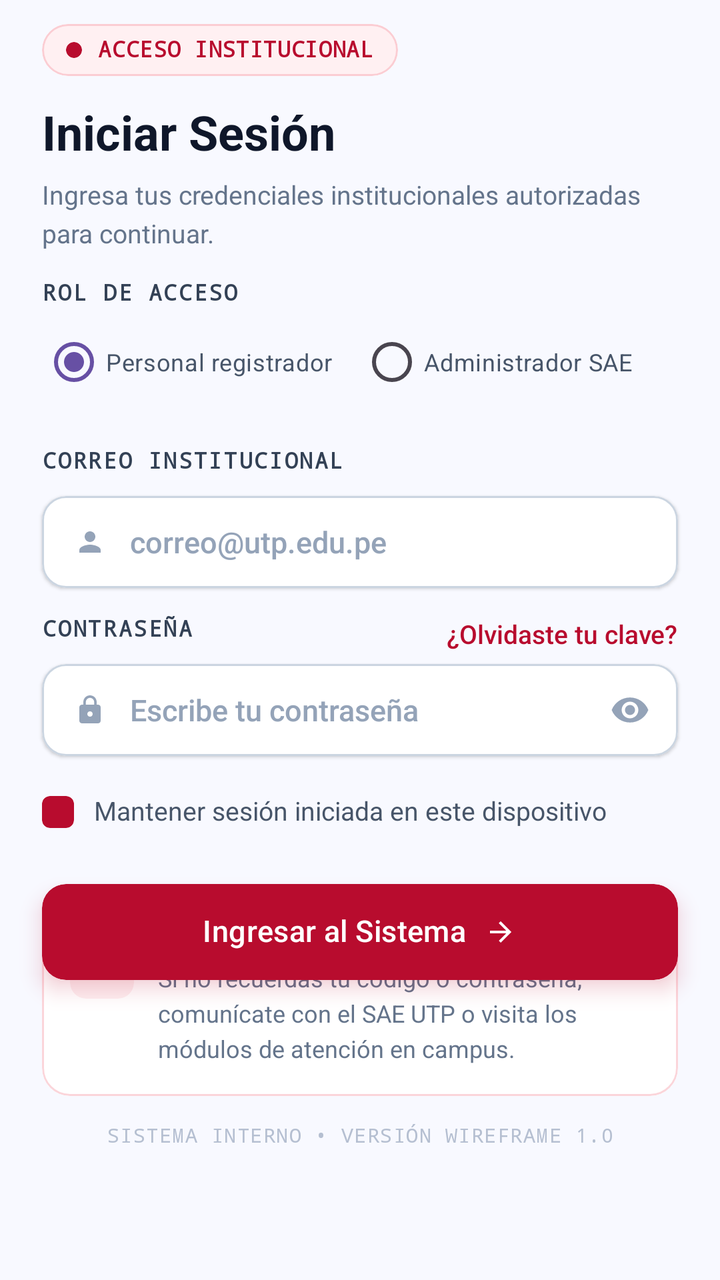
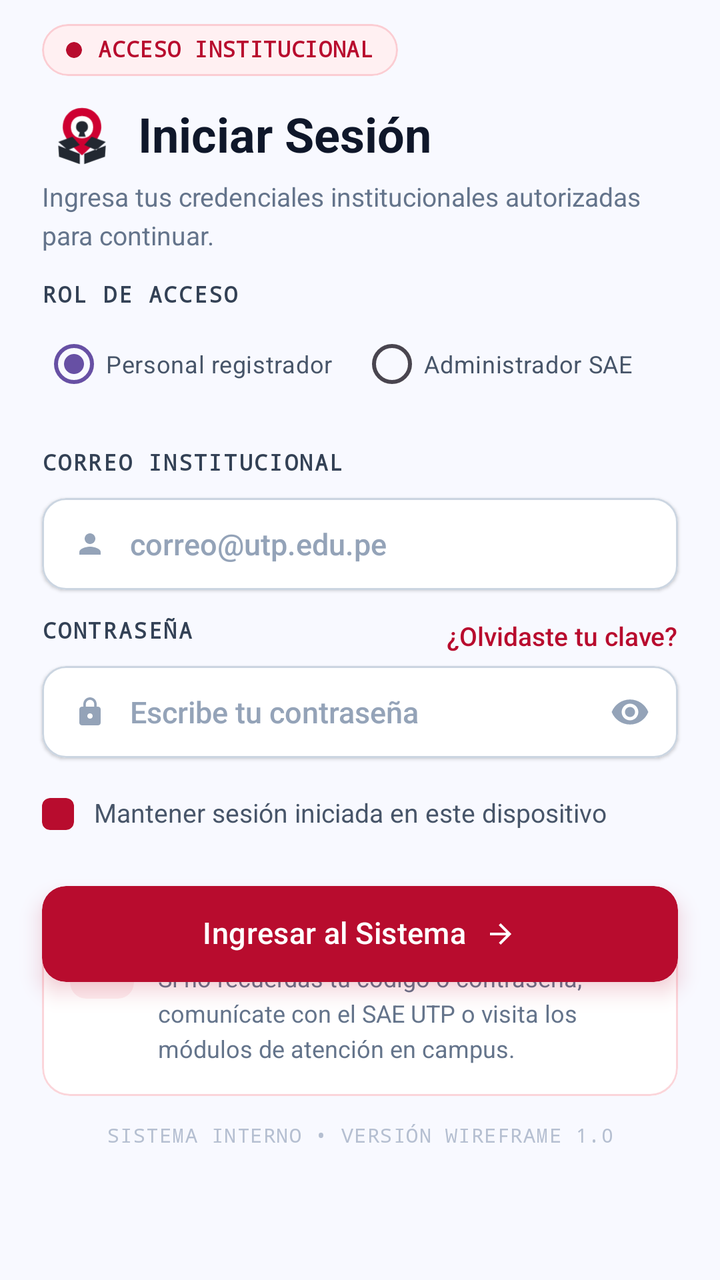

An Android layout rendered at two revisions. The XML below is the earlier revision; the diff shows what the commit changed to produce the second picture.
<!-- AndroidManifest.xml: application theme Theme.Practica -->
<!-- res/layout/activity_login.xml -->
<?xml version="1.0" encoding="utf-8"?>
<androidx.constraintlayout.widget.ConstraintLayout xmlns:android="http://schemas.android.com/apk/res/android"
    xmlns:app="http://schemas.android.com/apk/res-auto"
    xmlns:tools="http://schemas.android.com/tools"
    android:id="@+id/rootLogin"
    android:layout_width="match_parent"
    android:layout_height="match_parent"
    android:background="#F8F9FF">

    
    <androidx.constraintlayout.widget.Guideline
        android:id="@+id/guideStart"
        android:layout_width="wrap_content"
        android:layout_height="wrap_content"
        android:orientation="vertical"
        app:layout_constraintGuide_begin="21dp" />

    <androidx.constraintlayout.widget.Guideline
        android:id="@+id/guideEnd"
        android:layout_width="wrap_content"
        android:layout_height="wrap_content"
        android:orientation="vertical"
        app:layout_constraintGuide_end="21dp" />

    <androidx.constraintlayout.widget.Guideline
        android:id="@+id/guideInfoTop"
        android:layout_width="wrap_content"
        android:layout_height="wrap_content"
        android:orientation="horizontal"
        app:layout_constraintGuide_percent="0.705" />

    
    <com.google.android.material.card.MaterialCardView
        android:id="@+id/cardBadgeAcceso"
        android:layout_width="wrap_content"
        android:layout_height="26dp"
        android:layout_marginTop="12dp"
        app:cardBackgroundColor="#FFF0F2"
        app:cardCornerRadius="13dp"
        app:cardElevation="0dp"
        app:layout_constraintStart_toStartOf="@id/guideStart"
        app:layout_constraintTop_toTopOf="parent"
        app:strokeColor="#FBCDD3"
        app:strokeWidth="1dp">

        <LinearLayout
            android:layout_width="wrap_content"
            android:layout_height="match_parent"
            android:gravity="center_vertical"
            android:orientation="horizontal"
            android:paddingStart="12dp"
            android:paddingEnd="12dp">

            <com.google.android.material.card.MaterialCardView
                android:id="@+id/cardPuntoBadge"
                android:layout_width="8dp"
                android:layout_height="8dp"
                app:cardBackgroundColor="#B80C2E"
                app:cardCornerRadius="4dp"
                app:cardElevation="0dp"
                app:strokeWidth="0dp" />

            <TextView
                android:id="@+id/tvBadgeAcceso"
                android:layout_width="wrap_content"
                android:layout_height="wrap_content"
                android:layout_marginStart="8dp"
                android:fontFamily="monospace"
                android:includeFontPadding="false"
                android:letterSpacing="0.02"
                android:text="ACCESO INSTITUCIONAL"
                android:textColor="#B80C2E"
                android:textSize="11sp"
                android:textStyle="bold" />
        </LinearLayout>
    </com.google.android.material.card.MaterialCardView>

    
    <TextView
        android:id="@+id/tvTitulo"
        android:layout_width="wrap_content"
        android:layout_height="wrap_content"
        android:layout_marginTop="15dp"
        android:includeFontPadding="false"
        android:text="Iniciar Sesión"
        android:textColor="#0F172A"
        android:textSize="24sp"
        android:textStyle="bold"
        app:layout_constraintStart_toStartOf="@id/guideStart"
        app:layout_constraintTop_toBottomOf="@id/cardBadgeAcceso" />

    
    <TextView
        android:id="@+id/tvSubtitulo"
        android:layout_width="0dp"
        android:layout_height="wrap_content"
        android:layout_marginTop="9dp"
        android:includeFontPadding="false"
        android:lineSpacingExtra="4dp"
        android:text="Ingresa tus credenciales institucionales autorizadas para continuar."
        android:textColor="#64748B"
        android:textSize="13sp"
        app:layout_constraintEnd_toEndOf="@id/guideEnd"
        app:layout_constraintStart_toStartOf="@id/guideStart"
        app:layout_constraintTop_toBottomOf="@id/tvTitulo" />

    <TextView
        android:id="@+id/tvLabelRolLogin"
        android:layout_width="wrap_content"
        android:layout_height="wrap_content"
        android:layout_marginTop="15dp"
        android:fontFamily="monospace"
        android:includeFontPadding="false"
        android:letterSpacing="0.08"
        android:text="ROL DE ACCESO"
        android:textColor="#334155"
        android:textSize="11sp"
        android:textStyle="bold"
        app:layout_constraintStart_toStartOf="@id/guideStart"
        app:layout_constraintTop_toBottomOf="@id/tvSubtitulo" />

    <RadioGroup
        android:id="@+id/rgRolLogin"
        android:layout_width="0dp"
        android:layout_height="wrap_content"
        android:layout_marginTop="4dp"
        android:orientation="horizontal"
        app:layout_constraintEnd_toEndOf="@id/guideEnd"
        app:layout_constraintStart_toStartOf="@id/guideStart"
        app:layout_constraintTop_toBottomOf="@id/tvLabelRolLogin">

        <RadioButton
            android:id="@+id/rbPersonalRegistrador"
            android:layout_width="0dp"
            android:layout_height="wrap_content"
            android:layout_weight="1"
            android:checked="true"
            android:text="Personal registrador"
            android:textColor="#475569"
            android:textSize="12sp" />

        <RadioButton
            android:id="@+id/rbAdministradorSae"
            android:layout_width="0dp"
            android:layout_height="wrap_content"
            android:layout_weight="1"
            android:text="Administrador SAE"
            android:textColor="#475569"
            android:textSize="12sp" />
    </RadioGroup>

    
    <TextView
        android:id="@+id/tvLabelUsuario"
        android:layout_width="wrap_content"
        android:layout_height="wrap_content"
        android:layout_marginTop="19dp"
        android:fontFamily="monospace"
        android:includeFontPadding="false"
        android:letterSpacing="0.08"
        android:text="CORREO INSTITUCIONAL"
        android:textColor="#334155"
        android:textSize="11sp"
        android:textStyle="bold"
        app:layout_constraintStart_toStartOf="@id/guideStart"
        app:layout_constraintTop_toBottomOf="@id/rgRolLogin" />

    
    <com.google.android.material.card.MaterialCardView
        android:id="@+id/cardUsuario"
        android:layout_width="0dp"
        android:layout_height="46dp"
        android:layout_marginTop="11dp"
        app:cardBackgroundColor="#FFFFFF"
        app:cardCornerRadius="12dp"
        app:cardElevation="1dp"
        app:layout_constraintEnd_toEndOf="@id/guideEnd"
        app:layout_constraintStart_toStartOf="@id/guideStart"
        app:layout_constraintTop_toBottomOf="@id/tvLabelUsuario"
        app:strokeColor="#CBD5E1"
        app:strokeWidth="1dp">

        <LinearLayout
            android:layout_width="match_parent"
            android:layout_height="match_parent"
            android:gravity="center_vertical"
            android:orientation="horizontal"
            android:paddingStart="16dp"
            android:paddingEnd="16dp">

            <ImageView
                android:id="@+id/imgIconoUsuario"
                android:layout_width="16dp"
                android:layout_height="16dp"
                android:importantForAccessibility="no"
                android:src="@drawable/ic_usuario"
                app:tint="#94A3B8" />

            <EditText
                android:id="@+id/etUsuario"
                android:layout_width="0dp"
                android:layout_height="match_parent"
                android:layout_marginStart="12dp"
                android:layout_weight="1"
                android:autofillHints="emailAddress"
                android:background="@null"
                android:fontFamily="sans-serif-medium"
                android:gravity="center_vertical"
                android:inputType="textEmailAddress"
                android:hint="correo@utp.edu.pe"
                android:minHeight="0dp"
                android:padding="0dp"
                android:textColor="#0F172A"
                android:textColorHint="#94A3B8"
                android:textSize="15sp" />
        </LinearLayout>
    </com.google.android.material.card.MaterialCardView>

    
    <TextView
        android:id="@+id/tvLabelContrasena"
        android:layout_width="wrap_content"
        android:layout_height="wrap_content"
        android:layout_marginTop="14dp"
        android:fontFamily="monospace"
        android:includeFontPadding="false"
        android:letterSpacing="0.08"
        android:text="CONTRASEÑA"
        android:textColor="#334155"
        android:textSize="11sp"
        android:textStyle="bold"
        app:layout_constraintStart_toStartOf="@id/guideStart"
        app:layout_constraintTop_toBottomOf="@id/cardUsuario" />

    
    <TextView
        android:id="@+id/tvOlvidasteClave"
        android:layout_width="wrap_content"
        android:layout_height="wrap_content"
        android:layout_marginTop="2dp"
        android:clickable="true"
        android:focusable="true"
        android:fontFamily="sans-serif-medium"
        android:includeFontPadding="false"
        android:text="¿Olvidaste tu clave?"
        android:textColor="#B80C2E"
        android:textSize="13sp"
        app:layout_constraintEnd_toEndOf="@id/guideEnd"
        app:layout_constraintTop_toTopOf="@id/tvLabelContrasena" />

    
    <com.google.android.material.card.MaterialCardView
        android:id="@+id/cardContrasena"
        android:layout_width="0dp"
        android:layout_height="46dp"
        android:layout_marginTop="11dp"
        app:cardBackgroundColor="#FFFFFF"
        app:cardCornerRadius="12dp"
        app:cardElevation="1dp"
        app:layout_constraintEnd_toEndOf="@id/guideEnd"
        app:layout_constraintStart_toStartOf="@id/guideStart"
        app:layout_constraintTop_toBottomOf="@id/tvLabelContrasena"
        app:strokeColor="#CBD5E1"
        app:strokeWidth="1dp">

        <LinearLayout
            android:layout_width="match_parent"
            android:layout_height="match_parent"
            android:gravity="center_vertical"
            android:orientation="horizontal"
            android:paddingStart="16dp"
            android:paddingEnd="14dp">

            <ImageView
                android:id="@+id/imgIconoCandado"
                android:layout_width="16dp"
                android:layout_height="16dp"
                android:importantForAccessibility="no"
                android:src="@drawable/ic_candado"
                app:tint="#94A3B8" />

            <EditText
                android:id="@+id/etContrasena"
                android:layout_width="0dp"
                android:layout_height="match_parent"
                android:layout_marginStart="12dp"
                android:layout_weight="1"
                android:autofillHints="password"
                android:background="@null"
                android:fontFamily="sans-serif-medium"
                android:gravity="center_vertical"
                android:hint="Escribe tu contraseña"
                android:inputType="textPassword"
                android:minHeight="0dp"
                android:padding="0dp"
                android:textColor="#0F172A"
                android:textColorHint="#94A3B8"
                android:textSize="15sp" />

            <ImageView
                android:id="@+id/imgMostrarClave"
                android:layout_width="20dp"
                android:layout_height="20dp"
                android:layout_marginStart="8dp"
                android:clickable="true"
                android:contentDescription="Mostrar u ocultar contraseña"
                android:focusable="true"
                android:src="@drawable/ic_ojo"
                app:tint="#94A3B8" />
        </LinearLayout>
    </com.google.android.material.card.MaterialCardView>

    
    <com.google.android.material.card.MaterialCardView
        android:id="@+id/cardCheckMantener"
        android:layout_width="16dp"
        android:layout_height="16dp"
        android:layout_marginTop="20dp"
        android:clickable="true"
        android:focusable="true"
        app:cardBackgroundColor="#B80C2E"
        app:cardCornerRadius="4dp"
        app:cardElevation="0dp"
        app:layout_constraintStart_toStartOf="@id/guideStart"
        app:layout_constraintTop_toBottomOf="@id/cardContrasena"
        app:strokeWidth="0dp" />

    <TextView
        android:id="@+id/tvMantenerSesion"
        android:layout_width="0dp"
        android:layout_height="wrap_content"
        android:layout_marginStart="10dp"
        android:includeFontPadding="false"
        android:text="Mantener sesión iniciada en este dispositivo"
        android:textColor="#475569"
        android:textSize="13sp"
        app:layout_constraintBottom_toBottomOf="@id/cardCheckMantener"
        app:layout_constraintEnd_toEndOf="@id/guideEnd"
        app:layout_constraintStart_toEndOf="@id/cardCheckMantener"
        app:layout_constraintTop_toTopOf="@id/cardCheckMantener" />

    
    <com.google.android.material.card.MaterialCardView
        android:id="@+id/btnLogin"
        android:layout_width="0dp"
        android:layout_height="48dp"
        android:layout_marginTop="28dp"
        android:clickable="true"
        android:focusable="true"
        android:outlineAmbientShadowColor="#66B80C2E"
        android:outlineSpotShadowColor="#B80C2E"
        app:cardBackgroundColor="#B80C2E"
        app:cardCornerRadius="12dp"
        app:cardElevation="6dp"
        app:layout_constraintEnd_toEndOf="@id/guideEnd"
        app:layout_constraintStart_toStartOf="@id/guideStart"
        app:layout_constraintTop_toBottomOf="@id/cardCheckMantener"
        app:strokeWidth="0dp"
        tools:targetApi="p">

        <LinearLayout
            android:layout_width="wrap_content"
            android:layout_height="match_parent"
            android:layout_gravity="center"
            android:gravity="center_vertical"
            android:orientation="horizontal">

            <TextView
                android:id="@+id/tvBtnLogin"
                android:layout_width="wrap_content"
                android:layout_height="wrap_content"
                android:fontFamily="sans-serif-medium"
                android:includeFontPadding="false"
                android:letterSpacing="0.01"
                android:text="Ingresar al Sistema"
                android:textColor="#FFFFFF"
                android:textSize="15sp" />

            <ImageView
                android:id="@+id/imgFlechaLogin"
                android:layout_width="16dp"
                android:layout_height="16dp"
                android:layout_marginStart="9dp"
                android:importantForAccessibility="no"
                android:src="@drawable/ic_flecha_derecha"
                app:tint="#FFFFFF" />
        </LinearLayout>
    </com.google.android.material.card.MaterialCardView>

    
    <com.google.android.material.card.MaterialCardView
        android:id="@+id/cardInfoCredenciales"
        android:layout_width="0dp"
        android:layout_height="wrap_content"
        app:cardBackgroundColor="#FFFFFF"
        app:cardCornerRadius="14dp"
        app:cardElevation="0dp"
        app:layout_constraintEnd_toEndOf="@id/guideEnd"
        app:layout_constraintStart_toStartOf="@id/guideStart"
        app:layout_constraintTop_toTopOf="@id/guideInfoTop"
        app:strokeColor="#FBD5DA"
        app:strokeWidth="1dp">

        <LinearLayout
            android:layout_width="match_parent"
            android:layout_height="wrap_content"
            android:orientation="horizontal"
            android:paddingStart="14dp"
            android:paddingTop="14dp"
            android:paddingEnd="16dp"
            android:paddingBottom="16dp">

            <com.google.android.material.card.MaterialCardView
                android:id="@+id/cardIconoInfo"
                android:layout_width="32dp"
                android:layout_height="32dp"
                android:layout_marginTop="2dp"
                app:cardBackgroundColor="#FDEEF0"
                app:cardCornerRadius="8dp"
                app:cardElevation="0dp"
                app:strokeWidth="0dp">

                <ImageView
                    android:id="@+id/imgIconoInfo"
                    android:layout_width="16dp"
                    android:layout_height="16dp"
                    android:layout_gravity="center"
                    android:importantForAccessibility="no"
                    android:src="@drawable/ic_reloj"
                    app:tint="#B80C2E" />
            </com.google.android.material.card.MaterialCardView>

            <LinearLayout
                android:layout_width="0dp"
                android:layout_height="wrap_content"
                android:layout_marginStart="12dp"
                android:layout_weight="1"
                android:orientation="vertical">

                <TextView
                    android:id="@+id/tvInfoTitulo"
                    android:layout_width="wrap_content"
                    android:layout_height="wrap_content"
                    android:includeFontPadding="false"
                    android:text="¿No recuerdas tus credenciales UTP?"
                    android:textColor="#0F172A"
                    android:textSize="13sp"
                    android:textStyle="bold" />

                <TextView
                    android:id="@+id/tvInfoDescripcion"
                    android:layout_width="match_parent"
                    android:layout_height="wrap_content"
                    android:layout_marginTop="2dp"
                    android:includeFontPadding="false"
                    android:lineSpacingExtra="3.5dp"
                    android:text="Si no recuerdas tu código o contraseña, comunícate con el SAE UTP o visita los módulos de atención en campus."
                    android:textColor="#64748B"
                    android:textSize="12sp" />
            </LinearLayout>
        </LinearLayout>
    </com.google.android.material.card.MaterialCardView>

    
    <TextView
        android:id="@+id/tvFooter"
        android:layout_width="0dp"
        android:layout_height="wrap_content"
        android:layout_marginTop="14dp"
        android:fontFamily="monospace"
        android:gravity="center"
        android:includeFontPadding="false"
        android:letterSpacing="0.05"
        android:text="SISTEMA INTERNO • VERSIÓN WIREFRAME 1.0"
        android:textColor="#B5BFD1"
        android:textSize="10sp"
        app:layout_constraintEnd_toEndOf="@id/guideEnd"
        app:layout_constraintStart_toStartOf="@id/guideStart"
        app:layout_constraintTop_toBottomOf="@id/cardInfoCredenciales" />

</androidx.constraintlayout.widget.ConstraintLayout>
<!-- resources referenced by this layout -->
<resources>
  <!-- drawable ic_candado (drawable) -->
  <vector xmlns:android="http://schemas.android.com/apk/res/android"
      android:width="24dp"
      android:height="24dp"
      android:viewportWidth="24"
      android:viewportHeight="24">
      <path
          android:fillColor="#FF44474F"
          android:pathData="M18,8h-1L17,6c0,-2.76 -2.24,-5 -5,-5S7,3.24 7,6v2L6,8c-1.1,0 -2,0.9 -2,2v10c0,1.1 0.9,2 2,2h12c1.1,0 2,-0.9 2,-2L20,10c0,-1.1 -0.9,-2 -2,-2zM12,17c-1.1,0 -2,-0.9 -2,-2s0.9,-2 2,-2 2,0.9 2,2 -0.9,2 -2,2zM15.1,8L8.9,8L8.9,6c0,-1.71 1.39,-3.1 3.1,-3.1 1.71,0 3.1,1.39 3.1,3.1v2z" />
  </vector>
  <!-- drawable ic_flecha_derecha (drawable) -->
  <vector xmlns:android="http://schemas.android.com/apk/res/android"
      android:width="24dp"
      android:height="24dp"
      android:viewportWidth="24"
      android:viewportHeight="24">
      <path
          android:fillColor="#FF44474F"
          android:pathData="M12,4l-1.41,1.41L16.17,11H4v2h12.17l-5.58,5.59L12,20l8,-8z" />
  </vector>
  <!-- drawable ic_ojo (drawable) -->
  <vector xmlns:android="http://schemas.android.com/apk/res/android"
      android:width="24dp"
      android:height="24dp"
      android:viewportWidth="24"
      android:viewportHeight="24">
      <path
          android:fillColor="#FF44474F"
          android:pathData="M12,4.5C7,4.5 2.73,7.61 1,12c1.73,4.39 6,7.5 11,7.5s9.27,-3.11 11,-7.5c-1.73,-4.39 -6,-7.5 -11,-7.5zM12,17c-2.76,0 -5,-2.24 -5,-5s2.24,-5 5,-5 5,2.24 5,5 -2.24,5 -5,5zM12,9c-1.66,0 -3,1.34 -3,3s1.34,3 3,3 3,-1.34 3,-3 -1.34,-3 -3,-3z" />
  </vector>
  <!-- drawable ic_reloj (drawable) -->
  <vector xmlns:android="http://schemas.android.com/apk/res/android"
      android:width="24dp"
      android:height="24dp"
      android:viewportWidth="24"
      android:viewportHeight="24">
      <path
          android:fillColor="#FF44474F"
          android:pathData="M11.99,2C6.47,2 2,6.48 2,12s4.47,10 9.99,10C17.52,22 22,17.52 22,12S17.52,2 11.99,2zM12,20c-4.42,0 -8,-3.58 -8,-8s3.58,-8 8,-8 8,3.58 8,8 -3.58,8 -8,8zM12.5,7L11,7v6l5.25,3.15 0.75,-1.23 -4.5,-2.67z" />
  </vector>
  <!-- drawable ic_usuario (drawable) -->
  <vector xmlns:android="http://schemas.android.com/apk/res/android"
      android:width="24dp"
      android:height="24dp"
      android:viewportWidth="24"
      android:viewportHeight="24">
      <path
          android:fillColor="#FF44474F"
          android:pathData="M12,12c2.21,0 4,-1.79 4,-4s-1.79,-4 -4,-4 -4,1.79 -4,4 1.79,4 4,4zM12,14c-2.67,0 -8,1.34 -8,4v2h16v-2c0,-2.66 -5.33,-4 -8,-4z" />
  </vector>
  <style name="Theme.Practica" parent="Base.Theme.Practica" />
  <style name="Base.Theme.Practica" parent="Theme.Material3.DayNight.NoActionBar">
          
          
      </style>
</resources>

<!-- the commit's change to res/layout/activity_login.xml (unified diff, before → after) -->
@@ -76,18 +76,30 @@
     </com.google.android.material.card.MaterialCardView>
 
     
+    <ImageView
+        android:id="@+id/imgMarcaApp"
+        android:layout_width="40dp"
+        android:layout_height="40dp"
+        android:layout_marginTop="10dp"
+        android:contentDescription="Logo UTP+objects"
+        android:src="@drawable/utp_objects_mark"
+        app:layout_constraintStart_toStartOf="@id/guideStart"
+        app:layout_constraintTop_toBottomOf="@id/cardBadgeAcceso" />
+
+    
     <TextView
         android:id="@+id/tvTitulo"
         android:layout_width="wrap_content"
         android:layout_height="wrap_content"
-        android:layout_marginTop="15dp"
+        android:layout_marginStart="8dp"
         android:includeFontPadding="false"
         android:text="Iniciar Sesión"
         android:textColor="#0F172A"
         android:textSize="24sp"
         android:textStyle="bold"
-        app:layout_constraintStart_toStartOf="@id/guideStart"
-        app:layout_constraintTop_toBottomOf="@id/cardBadgeAcceso" />
+        app:layout_constraintStart_toEndOf="@id/imgMarcaApp"
+        app:layout_constraintTop_toTopOf="@id/imgMarcaApp"
+        app:layout_constraintBottom_toBottomOf="@id/imgMarcaApp" />
 
     
     <TextView
<!-- resource entries referenced after the edit -->
@@ -50,6 +50,22 @@
           android:fillColor="#FF44474F"
           android:pathData="M12,12c2.21,0 4,-1.79 4,-4s-1.79,-4 -4,-4 -4,1.79 -4,4 1.79,4 4,4zM12,14c-2.67,0 -8,1.34 -8,4v2h16v-2c0,-2.66 -5.33,-4 -8,-4z" />
   </vector>
+  <!-- drawable utp_objects_mark (drawable) -->
+  <?xml version="1.0" encoding="utf-8"?>
+  <vector xmlns:android="http://schemas.android.com/apk/res/android"
+      android:width="108dp"
+      android:height="108dp"
+      android:viewportWidth="108"
+      android:viewportHeight="108">
+      <path android:fillColor="#CE0031"
+          android:pathData="M54,16 C39,16 28,27 28,42 C28,55 41,69 54,80 C67,69 80,55 80,42 C80,27 69,16 54,16 Z" />
+      <path android:fillColor="#FFFFFF"
+          android:pathData="M54,27 C45,27 39,33 39,42 C39,51 45,57 54,57 C63,57 69,51 69,42 C69,33 63,27 54,27 Z" />
+      <path android:fillColor="#222831"
+          android:pathData="M54,34 C49,34 46,37 46,42 C46,45 48,48 51,49 L49,55 L59,55 L57,49 C60,48 62,45 62,42 C62,37 59,34 54,34 Z" />
+      <path android:fillColor="#222831"
+          android:pathData="M22,67 L51,78 L51,92 L23,82 Z M57,78 L86,67 L85,82 L57,92 Z M22,62 L41,55 L51,66 L35,73 Z M86,62 L67,55 L57,66 L73,73 Z" />
+  </vector>
   <style name="Theme.Practica" parent="Base.Theme.Practica" />
   <style name="Base.Theme.Practica" parent="Theme.Material3.DayNight.NoActionBar">
           
